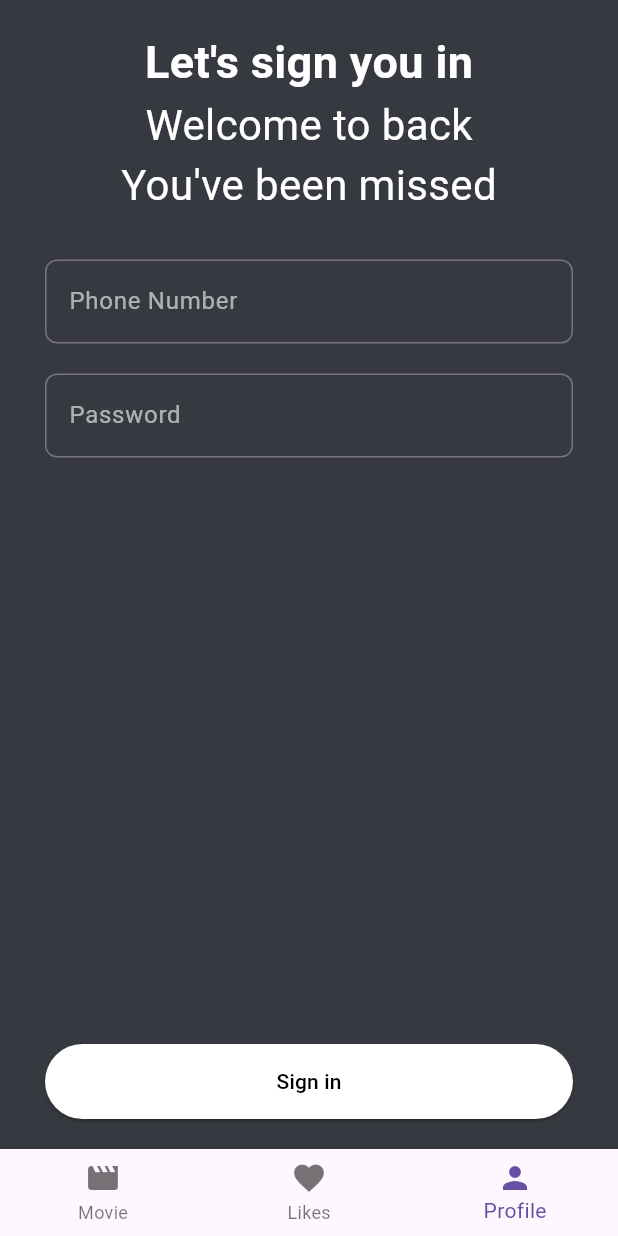
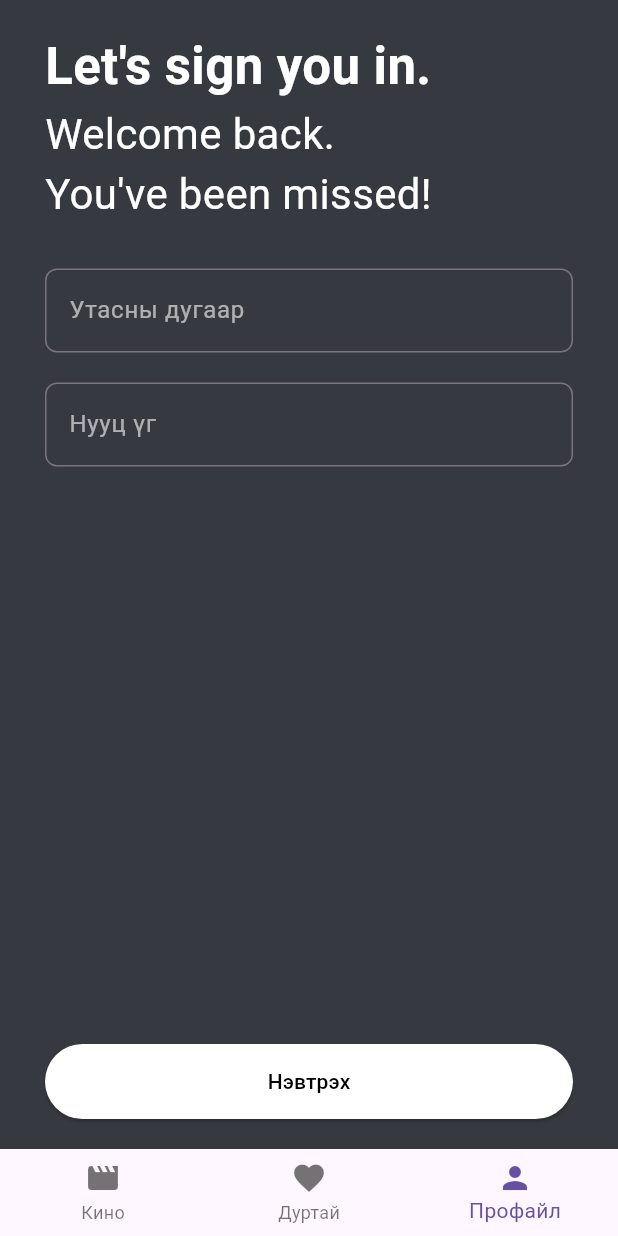
Before and after one commit to Chinguun13/flutter-lesson, a Flutter app: the screen it shows after launch, on a phone screen of 412 x 824 dp. Run offline on Flutter 3.47's test engine with Material 3 defaults, Android fonts, the phone set to English and light mode, and no system bars.

```diff
--- a/lib/screens/home.dart
+++ b/lib/screens/home.dart
@@ -11,12 +11,34 @@ class HomePage extends StatefulWidget {
 }
 
 class _HomePageState extends State<HomePage> {
+  List<int> _wishListIds = [];
   int _currentIndex = 2;
-  List<Widget> _totalPage = [MoviesPage(), Wishlist(), ProfilePage()];
+  late List<Widget> _totalPage;
+
+  @override
+  void initState() {
+    super.initState();
+    _totalPage = [
+      MoviesPage(_wishListIds, _toggleWishList),
+      WishListPage(_wishListIds, _toggleWishList),
+      ProfilePage()
+    ];
+  }
 
   void _setCurrentIndex(int val) {
     setState(() {
       _currentIndex = val;
+    });
+  }
+
+  void _toggleWishList(int idx) {
+    print("toggle");
+    setState(() {
+      if (_wishListIds.any((e) => e == idx)) {
+        _wishListIds.remove(idx);
+      } else {
+        _wishListIds.add(idx);
+      }
     });
   }
 
@@ -33,15 +55,15 @@ class _HomePageState extends State<HomePage> {
         items: [
           BottomNavigationBarItem(
             icon: Icon(Icons.movie),
-            label: "Movie",
+            label: "Кино",
           ),
           BottomNavigationBarItem(
             icon: Icon(Icons.favorite),
-            label: "Likes",
+            label: "Дуртай",
           ),
           BottomNavigationBarItem(
             icon: Icon(Icons.person),
-            label: "Profile",
+            label: "Профайл",
           ),
         ],
       ),
--- a/lib/screens/login.dart
+++ b/lib/screens/login.dart
@@ -10,11 +10,11 @@ class LoginPage extends StatefulWidget {
 class _LoginPageState extends State<LoginPage> {
   final _formKey = GlobalKey<FormState>();
   final _phoneCtrl = TextEditingController();
-  final _passwordCtrl = TextEditingController();
+  final _passCtrl = TextEditingController();
 
   void _onSubmit() {
     if (_formKey.currentState!.validate()) {
-      print("Successful");
+      print("Amjilltai");
     }
   }
 
@@ -28,23 +28,25 @@ class _LoginPageState extends State<LoginPage> {
           mainAxisAlignment: MainAxisAlignment.spaceBetween,
           children: [
             Column(
+              crossAxisAlignment: CrossAxisAlignment.start,
               children: [
                 Text(
-                  "Let's sign you in",
+                  "Let's sign you in.",
                   style: TextStyle(
-                      color: Colors.white,
-                      fontSize: 30,
-                      fontWeight: FontWeight.bold),
+                    color: Colors.white,
+                    fontSize: 34,
+                    fontWeight: FontWeight.bold,
+                  ),
                 ),
                 Text(
-                  "Welcome to back",
+                  "Welcome back.",
                   style: TextStyle(
                     color: Colors.white,
                     fontSize: 28,
                   ),
                 ),
                 Text(
-                  "You've been missed",
+                  "You've been missed!",
                   style: TextStyle(
                     color: Colors.white,
                     fontSize: 28,
@@ -55,32 +57,7 @@ class _LoginPageState extends State<LoginPage> {
                   controller: _phoneCtrl,
                   validator: (value) {
                     if (value == null || value.isEmpty) {
-                      return "Phone number is required";
-                    }
-                    return null;
-                  },
-                  decoration: InputDecoration(
-                    border: OutlineInputBorder(
-                      borderRadius: BorderRadius.circular(8),
-                      borderSide: BorderSide(
-                        color: Colors.white.withOpacity(0.6),
-                        width: 1,
-                      ),
-                    ),
-                    label: Text("Phone Number"),
-                    labelStyle: TextStyle(
-                      color: Colors.white.withOpacity(0.6),
-                    ),
-                  ),
-                  style: TextStyle(color: Colors.white),
-                ),
-                SizedBox(height: 20),
-                TextFormField(
-                  controller: _passwordCtrl,
-                  obscureText: true,
-                  validator: (value) {
-                    if (value == null || value.isEmpty) {
-                      return "Password is required";
+                      return "Хоосон байж болохгүй";
                     }
                     return null;
                   },
@@ -95,9 +72,38 @@ class _LoginPageState extends State<LoginPage> {
                     labelStyle: TextStyle(
                       color: Colors.white.withOpacity(0.6),
                     ),
-                    label: Text("Password"),
+                    label: Text("Утасны дугаар"),
                   ),
-                  style: TextStyle(color: Colors.white),
+                  style: TextStyle(
+                    color: Colors.white,
+                  ),
+                ),
+                SizedBox(height: 20),
+                TextFormField(
+                  controller: _passCtrl,
+                  obscureText: true,
+                  validator: (value) {
+                    if (value == null || value.isEmpty) {
+                      return "Хоосон байж болохгүй";
+                    }
+                    return null;
+                  },
+                  decoration: InputDecoration(
+                    border: OutlineInputBorder(
+                      borderRadius: BorderRadius.circular(8),
+                      borderSide: BorderSide(
+                        color: Colors.white.withOpacity(0.6),
+                        width: 1,
+                      ),
+                    ),
+                    labelStyle: TextStyle(
+                      color: Colors.white.withOpacity(0.6),
+                    ),
+                    label: Text("Нууц үг"),
+                  ),
+                  style: TextStyle(
+                    color: Colors.white,
+                  ),
                 ),
               ],
             ),
@@ -106,14 +112,13 @@ class _LoginPageState extends State<LoginPage> {
               height: 50,
               child: ElevatedButton(
                 style: ButtonStyle(
-                    backgroundColor: MaterialStateProperty.all(Colors.white)),
+                  backgroundColor: MaterialStateProperty.all(Colors.white),
+                  foregroundColor: MaterialStateProperty.all(Colors.black),
+                ),
                 onPressed: _onSubmit,
-                child: Text(
-                  "Sign in",
-                  style: TextStyle(color: Colors.black),
-                ),
+                child: Text("Нэвтрэх"),
               ),
-            )
+            ),
           ],
         ),
       ),
--- a/lib/screens/profile.dart
+++ b/lib/screens/profile.dart
@@ -5,10 +5,10 @@ class ProfilePage extends StatefulWidget {
   const ProfilePage({super.key});
 
   @override
-  State<ProfilePage> createState() => _ProfileState();
+  State<ProfilePage> createState() => _ProfilePageState();
 }
 
-class _ProfileState extends State<ProfilePage> {
+class _ProfilePageState extends State<ProfilePage> {
   bool _isLogged = false;
 
   @override
```
Also changed, not shown: lib/screens/movie_detail.dart (+46 -19 lines), lib/screens/movies.dart (+18 -12 lines), lib/screens/wishlist.dart (+44 -4 lines), lib/widgets/movie_card.dart (+16 -7 lines), lib/widgets/movie_special_card.dart (+8 -2 lines).
